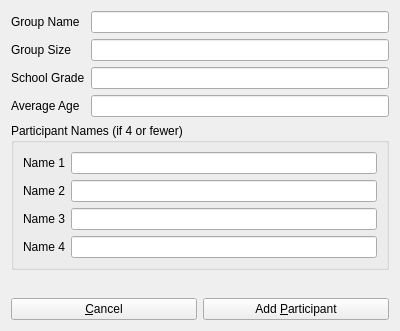
diana134/afs, file Forms/ui_addGroupParticipantDialog.ui: the form before one commit.
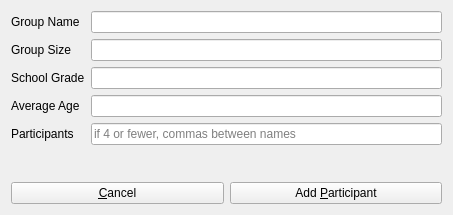
The form after the commit.

Commit message: Completed Add Group Participants.

What changed in the file:
```diff
--- a/Forms/ui_addGroupParticipantDialog.ui
+++ b/Forms/ui_addGroupParticipantDialog.ui
@@ -9,8 +9,8 @@
    <rect>
     <x>0</x>
     <y>0</y>
-    <width>400</width>
-    <height>331</height>
+    <width>453</width>
+    <height>215</height>
    </rect>
   </property>
   <property name="windowTitle">
@@ -19,6 +19,9 @@
   <layout class="QGridLayout" name="gridLayout">
    <item row="0" column="0" colspan="2">
     <layout class="QFormLayout" name="formLayout_2">
+     <property name="fieldGrowthPolicy">
+      <enum>QFormLayout::AllNonFixedFieldsGrow</enum>
+     </property>
      <item row="0" column="0">
       <widget class="QLabel" name="groupNameLabel">
        <property name="text">
@@ -59,56 +62,21 @@
      <item row="3" column="1">
       <widget class="QLineEdit" name="averageAgeLineEdit"/>
      </item>
-     <item row="4" column="0" colspan="2">
-      <widget class="QGroupBox" name="groupBox">
-       <property name="title">
-        <string>Participant Names (if 4 or fewer)</string>
+     <item row="4" column="0">
+      <widget class="QLabel" name="participantsLabel">
+       <property name="text">
+        <string>Participants</string>
        </property>
-       <layout class="QFormLayout" name="formLayout_4">
-        <property name="fieldGrowthPolicy">
-         <enum>QFormLayout::AllNonFixedFieldsGrow</enum>
-        </property>
-        <item row="0" column="0">
-         <widget class="QLabel" name="name1Label">
-          <property name="text">
-           <string>Name 1</string>
-          </property>
-         </widget>
-        </item>
-        <item row="0" column="1">
-         <widget class="QLineEdit" name="name1LineEdit"/>
-        </item>
-        <item row="1" column="0">
-         <widget class="QLabel" name="name2Label">
-          <property name="text">
-           <string>Name 2</string>
-          </property>
-         </widget>
-        </item>
-        <item row="1" column="1">
-         <widget class="QLineEdit" name="name2LineEdit"/>
-        </item>
-        <item row="2" column="0">
-         <widget class="QLabel" name="name3Label">
-          <property name="text">
-           <string>Name 3</string>
-          </property>
-         </widget>
-        </item>
-        <item row="2" column="1">
-         <widget class="QLineEdit" name="name3LineEdit"/>
-        </item>
-        <item row="3" column="0">
-         <widget class="QLabel" name="name4Label">
-          <property name="text">
-           <string>Name 4</string>
-          </property>
-         </widget>
-        </item>
-        <item row="3" column="1">
-         <widget class="QLineEdit" name="name4LineEdit"/>
-        </item>
-       </layout>
+      </widget>
+     </item>
+     <item row="4" column="1">
+      <widget class="QLineEdit" name="participantsLineEdit">
+       <property name="readOnly">
+        <bool>false</bool>
+       </property>
+       <property name="placeholderText">
+        <string>if 4 or fewer, commas between names</string>
+       </property>
       </widget>
      </item>
     </layout>
```
Left out of the diff: 12 changed lines with no effect on the pictures. The commit also changes 12 other files.
